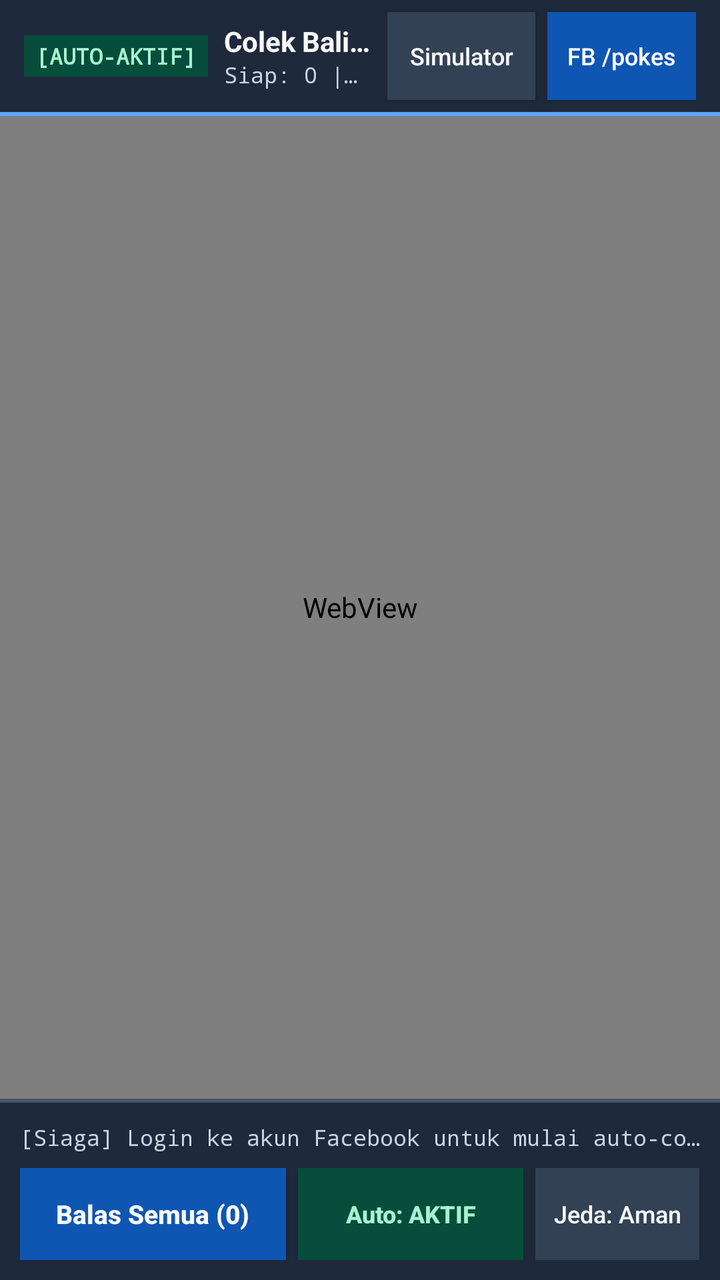
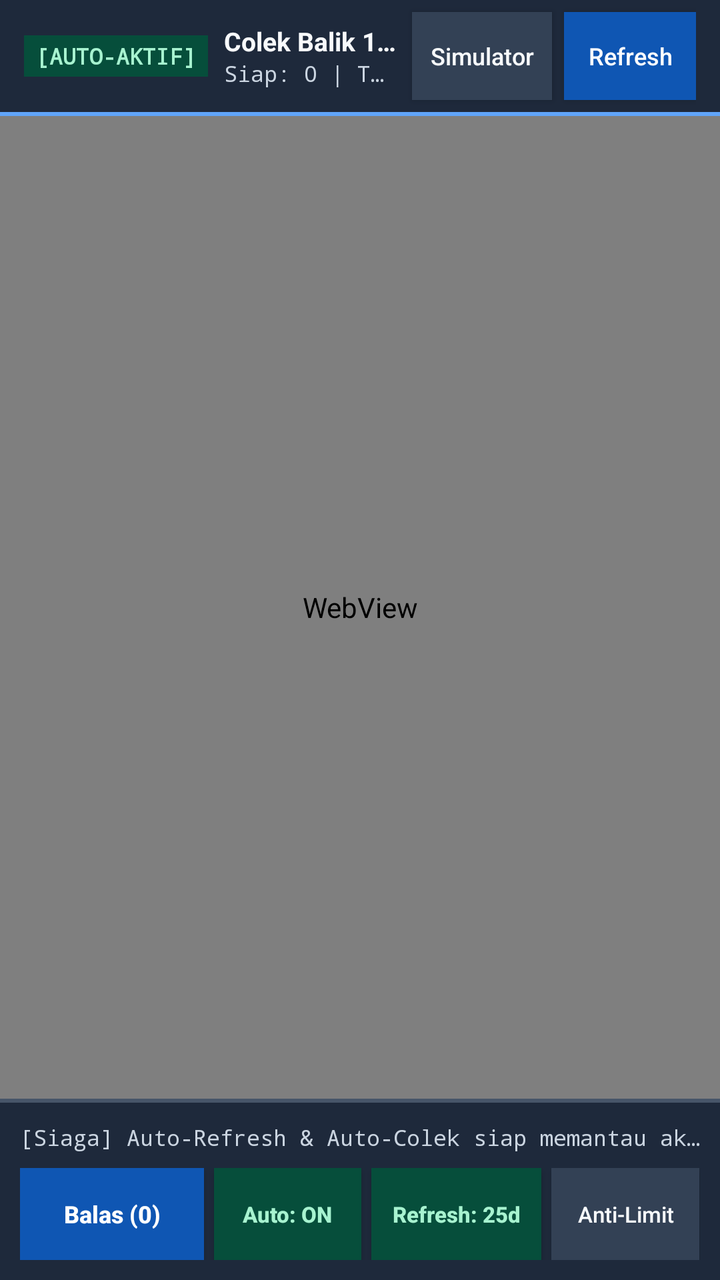

Screens rendered from an Android XML layout before and after an edit, with the pre-edit source and the edit as a unified diff.
<!-- AndroidManifest.xml: application theme android:Theme.DeviceDefault.NoActionBar -->
<!-- res/layout/activity_main.xml -->
<?xml version="1.0" encoding="utf-8"?>
<LinearLayout xmlns:android="http://schemas.android.com/apk/res/android"
    android:id="@+id/apk_root_layout"
    android:layout_width="match_parent"
    android:layout_height="match_parent"
    android:orientation="vertical"
    android:fitsSystemWindows="true"
    android:background="#0F172A">

    
    <LinearLayout
        android:id="@+id/apk_top_bar"
        android:layout_width="match_parent"
        android:layout_height="56dp"
        android:orientation="horizontal"
        android:gravity="center_vertical"
        android:paddingStart="12dp"
        android:paddingEnd="12dp"
        android:background="#1E293B">

        <TextView
            android:id="@+id/apk_status_badge"
            android:layout_width="wrap_content"
            android:layout_height="wrap_content"
            android:text="[AUTO-AKTIF]"
            android:textColor="#A7F3D0"
            android:background="#064E3B"
            android:typeface="monospace"
            android:textStyle="bold"
            android:textSize="11sp"
            android:paddingStart="6dp"
            android:paddingEnd="6dp"
            android:paddingTop="3dp"
            android:paddingBottom="3dp"
            android:singleLine="true" />

        <LinearLayout
            android:layout_width="0dp"
            android:layout_height="wrap_content"
            android:layout_weight="1"
            android:orientation="vertical"
            android:layout_marginStart="8dp"
            android:layout_marginEnd="8dp">

            <TextView
                android:id="@+id/apk_title_text"
                android:layout_width="match_parent"
                android:layout_height="wrap_content"
                android:text="Colek Balik 1-Klik"
                android:textColor="#F8FAFC"
                android:textStyle="bold"
                android:textSize="14sp"
                android:singleLine="true"
                android:ellipsize="end" />

            <TextView
                android:id="@+id/apk_subtitle_text"
                android:layout_width="match_parent"
                android:layout_height="wrap_content"
                android:text="Siap: 0 | Terbalas: 0"
                android:textColor="#CBD5E1"
                android:typeface="monospace"
                android:textSize="11sp"
                android:singleLine="true"
                android:ellipsize="end" />
        </LinearLayout>

        <Button
            android:id="@+id/apk_mode_btn"
            android:layout_width="wrap_content"
            android:layout_height="44dp"
            android:minWidth="74dp"
            android:minHeight="44dp"
            android:text="Simulator"
            android:textAllCaps="false"
            android:textSize="12sp"
            android:textColor="#F8FAFC"
            android:background="#334155"
            android:paddingStart="10dp"
            android:paddingEnd="10dp" />

        <Button
            android:id="@+id/apk_pokes_nav_btn"
            android:layout_width="wrap_content"
            android:layout_height="44dp"
            android:minWidth="68dp"
            android:minHeight="44dp"
            android:layout_marginStart="6dp"
            android:text="FB /pokes"
            android:textAllCaps="false"
            android:textSize="12sp"
            android:textColor="#FFFFFF"
            android:background="#0F56B3"
            android:paddingStart="10dp"
            android:paddingEnd="10dp" />
    </LinearLayout>

    <View
        android:layout_width="match_parent"
        android:layout_height="2dp"
        android:background="#60A5FA" />

    
    <WebView
        android:id="@+id/apk_webview"
        android:layout_width="match_parent"
        android:layout_height="0dp"
        android:layout_weight="1" />

    <View
        android:layout_width="match_parent"
        android:layout_height="2dp"
        android:background="#475569" />

    
    <LinearLayout
        android:id="@+id/apk_bottom_dock"
        android:layout_width="match_parent"
        android:layout_height="wrap_content"
        android:orientation="vertical"
        android:padding="10dp"
        android:background="#1E293B">

        <TextView
            android:id="@+id/apk_log_line"
            android:layout_width="match_parent"
            android:layout_height="wrap_content"
            android:text="[Siaga] Login ke akun Facebook untuk mulai auto-colek."
            android:textColor="#CBD5E1"
            android:typeface="monospace"
            android:textSize="11sp"
            android:singleLine="true"
            android:ellipsize="end"
            android:layout_marginBottom="8dp" />

        <LinearLayout
            android:layout_width="match_parent"
            android:layout_height="wrap_content"
            android:orientation="horizontal"
            android:gravity="center_vertical">

            <Button
                android:id="@+id/apk_poke_now_btn"
                android:layout_width="0dp"
                android:layout_height="46dp"
                android:layout_weight="1.3"
                android:minHeight="46dp"
                android:text="Balas Semua (0)"
                android:textAllCaps="false"
                android:textStyle="bold"
                android:textSize="13sp"
                android:textColor="#FFFFFF"
                android:background="#0F56B3"
                android:paddingStart="10dp"
                android:paddingEnd="10dp" />

            <Button
                android:id="@+id/apk_autowatch_btn"
                android:layout_width="0dp"
                android:layout_height="46dp"
                android:layout_weight="1.1"
                android:minHeight="46dp"
                android:layout_marginStart="6dp"
                android:text="Auto: AKTIF"
                android:textAllCaps="false"
                android:textStyle="bold"
                android:textSize="12sp"
                android:textColor="#A7F3D0"
                android:background="#064E3B"
                android:paddingStart="8dp"
                android:paddingEnd="8dp" />

            <Button
                android:id="@+id/apk_speed_btn"
                android:layout_width="wrap_content"
                android:layout_height="46dp"
                android:minWidth="82dp"
                android:minHeight="46dp"
                android:layout_marginStart="6dp"
                android:text="Jeda: Aman"
                android:textAllCaps="false"
                android:textSize="12sp"
                android:textColor="#F8FAFC"
                android:background="#334155"
                android:paddingStart="8dp"
                android:paddingEnd="8dp" />
        </LinearLayout>
    </LinearLayout>

</LinearLayout>
<!-- resources referenced by this layout -->
<resources>

</resources>

<!-- the commit's change to res/layout/activity_main.xml (unified diff, before → after) -->
@@ -49,7 +49,7 @@
                 android:text="Colek Balik 1-Klik"
                 android:textColor="#F8FAFC"
                 android:textStyle="bold"
-                android:textSize="14sp"
+                android:textSize="13sp"
                 android:singleLine="true"
                 android:ellipsize="end" />
 
@@ -69,30 +69,30 @@
             android:id="@+id/apk_mode_btn"
             android:layout_width="wrap_content"
             android:layout_height="44dp"
-            android:minWidth="74dp"
+            android:minWidth="70dp"
             android:minHeight="44dp"
             android:text="Simulator"
             android:textAllCaps="false"
             android:textSize="12sp"
             android:textColor="#F8FAFC"
             android:background="#334155"
-            android:paddingStart="10dp"
-            android:paddingEnd="10dp" />
+            android:paddingStart="8dp"
+            android:paddingEnd="8dp" />
 
         <Button
             android:id="@+id/apk_pokes_nav_btn"
             android:layout_width="wrap_content"
             android:layout_height="44dp"
-            android:minWidth="68dp"
+            android:minWidth="66dp"
             android:minHeight="44dp"
             android:layout_marginStart="6dp"
-            android:text="FB /pokes"
+            android:text="Refresh"
             android:textAllCaps="false"
             android:textSize="12sp"
             android:textColor="#FFFFFF"
             android:background="#0F56B3"
-            android:paddingStart="10dp"
-            android:paddingEnd="10dp" />
+            android:paddingStart="8dp"
+            android:paddingEnd="8dp" />
     </LinearLayout>
 
     <View
@@ -125,7 +125,7 @@
             android:id="@+id/apk_log_line"
             android:layout_width="match_parent"
             android:layout_height="wrap_content"
-            android:text="[Siaga] Login ke akun Facebook untuk mulai auto-colek."
+            android:text="[Siaga] Auto-Refresh &amp; Auto-Colek siap memantau akun."
             android:textColor="#CBD5E1"
             android:typeface="monospace"
             android:textSize="11sp"
@@ -143,47 +143,63 @@
                 android:id="@+id/apk_poke_now_btn"
                 android:layout_width="0dp"
                 android:layout_height="46dp"
-                android:layout_weight="1.3"
-                android:minHeight="46dp"
-                android:text="Balas Semua (0)"
-                android:textAllCaps="false"
-                android:textStyle="bold"
-                android:textSize="13sp"
+                android:layout_weight="1.25"
+                android:minHeight="46dp"
+                android:text="Balas (0)"
+                android:textAllCaps="false"
+                android:textStyle="bold"
+                android:textSize="12sp"
                 android:textColor="#FFFFFF"
                 android:background="#0F56B3"
-                android:paddingStart="10dp"
-                android:paddingEnd="10dp" />
+                android:paddingStart="6dp"
+                android:paddingEnd="6dp" />
 
             <Button
                 android:id="@+id/apk_autowatch_btn"
                 android:layout_width="0dp"
                 android:layout_height="46dp"
-                android:layout_weight="1.1"
-                android:minHeight="46dp"
-                android:layout_marginStart="6dp"
-                android:text="Auto: AKTIF"
-                android:textAllCaps="false"
-                android:textStyle="bold"
-                android:textSize="12sp"
+                android:layout_weight="1.0"
+                android:minHeight="46dp"
+                android:layout_marginStart="5dp"
+                android:text="Auto: ON"
+                android:textAllCaps="false"
+                android:textStyle="bold"
+                android:textSize="11sp"
                 android:textColor="#A7F3D0"
                 android:background="#064E3B"
-                android:paddingStart="8dp"
-                android:paddingEnd="8dp" />
+                android:paddingStart="6dp"
+                android:paddingEnd="6dp" />
+
+            <Button
+                android:id="@+id/apk_autorefresh_btn"
+                android:layout_width="0dp"
+                android:layout_height="46dp"
+                android:layout_weight="1.15"
+                android:minHeight="46dp"
+                android:layout_marginStart="5dp"
+                android:text="Refresh: 25d"
+                android:textAllCaps="false"
+                android:textStyle="bold"
+                android:textSize="11sp"
+                android:textColor="#A7F3D0"
+                android:background="#064E3B"
+                android:paddingStart="6dp"
+                android:paddingEnd="6dp" />
 
             <Button
                 android:id="@+id/apk_speed_btn"
                 android:layout_width="wrap_content"
                 android:layout_height="46dp"
-                android:minWidth="82dp"
-                android:minHeight="46dp"
-                android:layout_marginStart="6dp"
-                android:text="Jeda: Aman"
-                android:textAllCaps="false"
-                android:textSize="12sp"
+                android:minWidth="74dp"
+                android:minHeight="46dp"
+                android:layout_marginStart="5dp"
+                android:text="Anti-Limit"
+                android:textAllCaps="false"
+                android:textSize="11sp"
                 android:textColor="#F8FAFC"
                 android:background="#334155"
-                android:paddingStart="8dp"
-                android:paddingEnd="8dp" />
+                android:paddingStart="6dp"
+                android:paddingEnd="6dp" />
         </LinearLayout>
     </LinearLayout>
 
